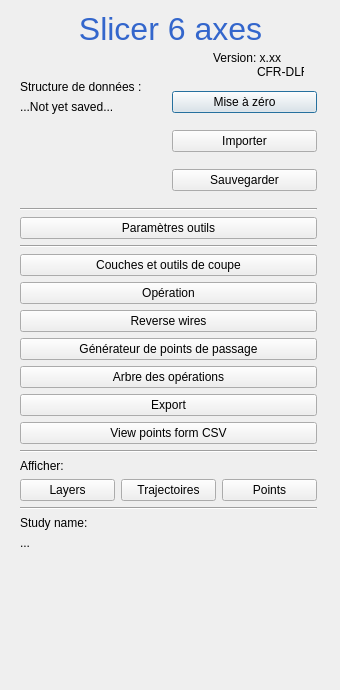
This is assets/Interface_QT/ui/Home.ui in FatPinguin/ToolPathWizard_dev as Qt 5 draws it before an edit. The edited form follows.
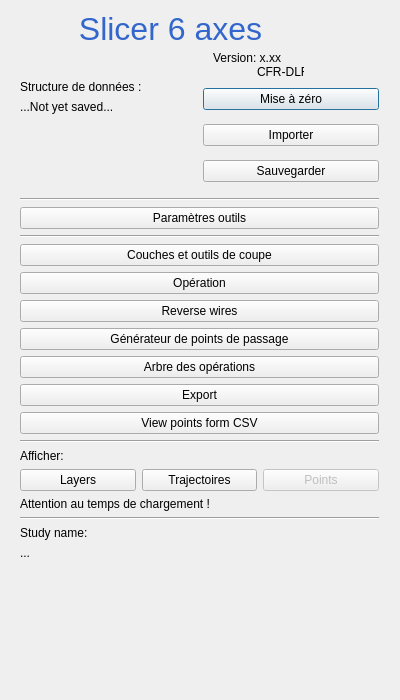
This is the edited form.

Patch:
```diff
--- a/assets/Interface_QT/ui/Home.ui
+++ b/assets/Interface_QT/ui/Home.ui
@@ -6,20 +6,20 @@
    <rect>
     <x>0</x>
     <y>0</y>
-    <width>340</width>
-    <height>690</height>
+    <width>400</width>
+    <height>700</height>
    </rect>
   </property>
   <property name="minimumSize">
    <size>
-    <width>340</width>
-    <height>690</height>
+    <width>400</width>
+    <height>700</height>
    </size>
   </property>
   <property name="maximumSize">
    <size>
-    <width>340</width>
-    <height>690</height>
+    <width>400</width>
+    <height>700</height>
    </size>
   </property>
   <property name="windowTitle">
@@ -51,7 +51,7 @@
     <rect>
      <x>20</x>
      <y>80</y>
-     <width>297</width>
+     <width>359</width>
      <height>591</height>
     </rect>
    </property>
@@ -230,6 +230,9 @@
       </item>
       <item>
        <widget class="QPushButton" name="pushButton_display_points">
+        <property name="enabled">
+         <bool>false</bool>
+        </property>
         <property name="text">
          <string>Points</string>
         </property>
@@ -237,6 +240,13 @@
       </item>
      </layout>
     </item>
+    <item>
+     <widget class="QLabel" name="label_warning">
+      <property name="text">
+       <string>Attention au temps de chargement !</string>
+      </property>
+     </widget>
+    </item>
     <item>
      <widget class="Line" name="line_4">
       <property name="orientation">
```
